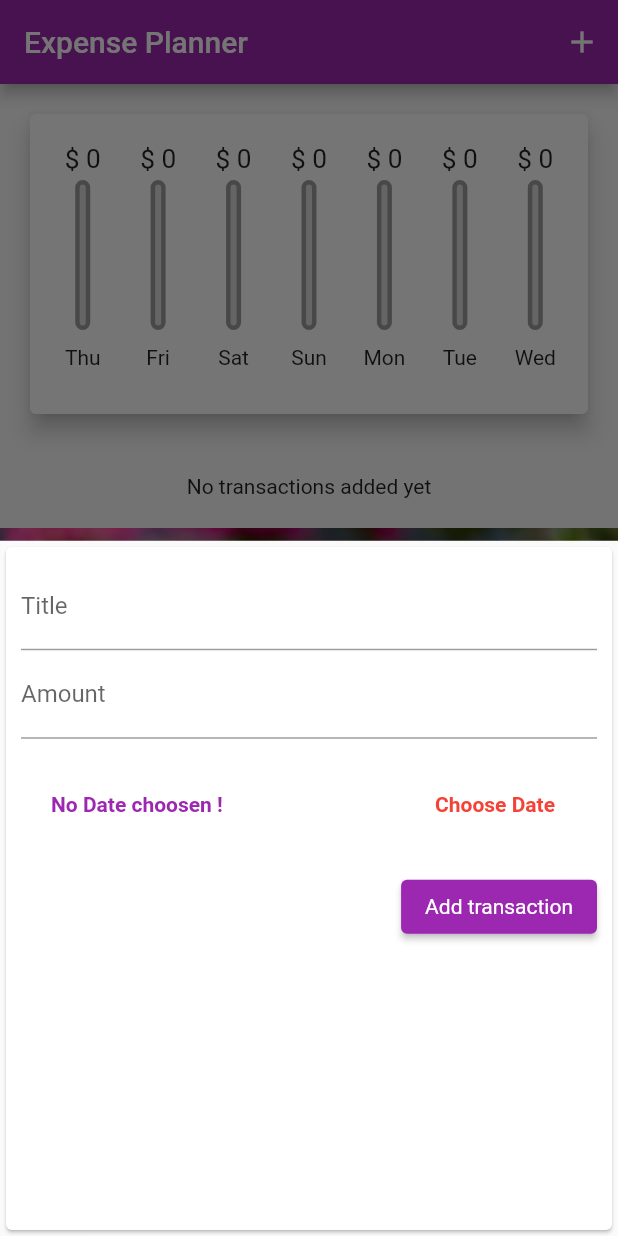
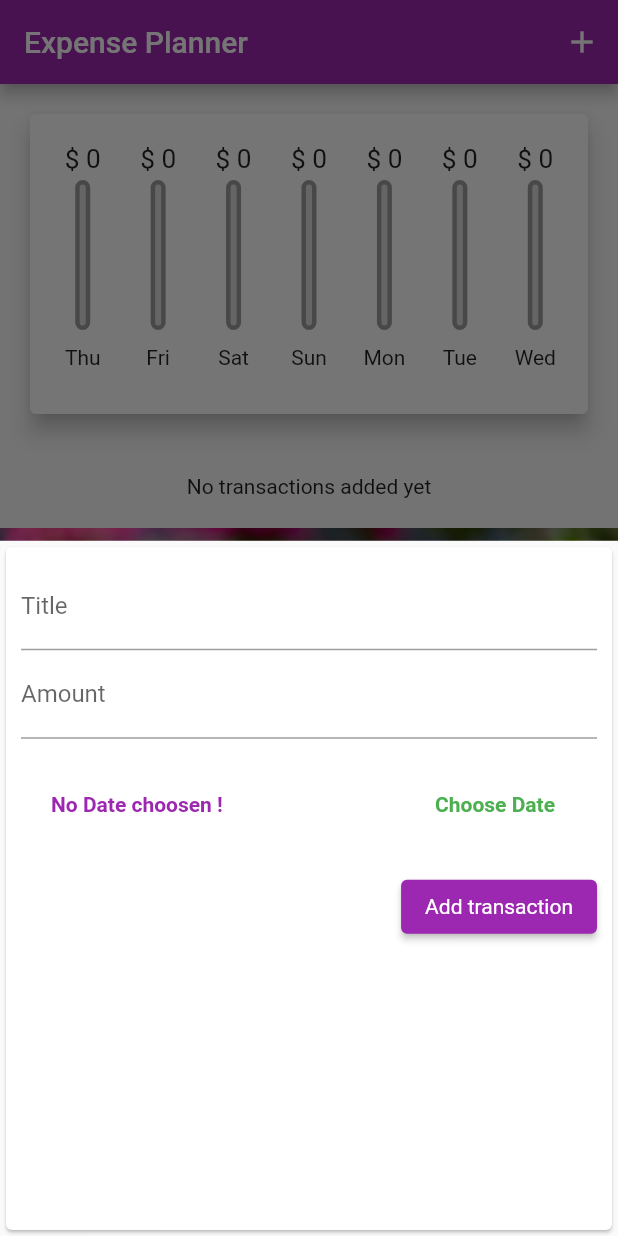
Before and after one commit to JayaSupriya-Somasani/Expense_planner_flutter_app, a Flutter app: the screen it shows after launch, after a tap on the "add" icon, on a phone screen of 412 x 824 dp. Run offline on Flutter 3.47's test engine with Material 2 defaults, Android fonts, the light colour scheme and no system bars.

Commit message:
Removing the transaction from transaction list when user click on delete icon

```diff
--- a/lib/main.dart
+++ b/lib/main.dart
@@ -19,7 +19,7 @@ class MyApp extends StatelessWidget {
       theme: ThemeData(
           primarySwatch: Colors.purple,
           accentColor: Colors.amber,
-          primaryColor: Colors.red,
+          primaryColor: Colors.green,
           textTheme: ThemeData
               .light()
               .textTheme
@@ -65,6 +65,11 @@ class _MyHomePageState extends State<MyHomePage> {
               child: NewTransaction(_addNewTransaction));
         });
   }
+  void _deleteTransaction(String id){
+    setState(() {
+      _userTransactions.removeWhere((tx)=> tx.id==id);
+    });
+  }
 
   List<Transaction> get _recentTransactions {
     return _userTransactions.where((tx) {
@@ -90,7 +95,7 @@ class _MyHomePageState extends State<MyHomePage> {
           crossAxisAlignment: CrossAxisAlignment.stretch,
           children: [
             Chart(_recentTransactions),
-            TransactionList(_userTransactions)
+            TransactionList(_userTransactions,_deleteTransaction)
           ],
         ),
       ),
--- a/lib/widgets/transaction_list.dart
+++ b/lib/widgets/transaction_list.dart
@@ -4,8 +4,9 @@ import 'package:intl/intl.dart';
 
 class TransactionList extends StatelessWidget {
   final List<Transaction> _transactions;
+  final Function _deleteTransaction;
 
-  TransactionList(this._transactions);
+  TransactionList(this._transactions, this._deleteTransaction);
 
   @override
   Widget build(BuildContext context) {
@@ -16,9 +17,13 @@ class TransactionList extends StatelessWidget {
                 height: 200,
                 child: Column(
                   children: [
-                    SizedBox(height: 20,),
-                    Text("No transactions added yet"),
-                    SizedBox(height: 20,),
+                    const SizedBox(
+                      height: 20,
+                    ),
+                    const Text("No transactions added yet"),
+                    SizedBox(
+                      height: 20,
+                    ),
                     Image.asset('assets/images/bird.jpg')
                   ],
                 ),
@@ -27,7 +32,8 @@ class TransactionList extends StatelessWidget {
                 itemBuilder: (ctx, index) {
                   return Card(
                     elevation: 6,
-                    margin: const EdgeInsets.symmetric(vertical: 10,horizontal: 10),
+                    margin: const EdgeInsets.symmetric(
+                        vertical: 10, horizontal: 10),
                     child: ListTile(
                       leading: CircleAvatar(
                         radius: 30,
@@ -39,8 +45,14 @@ class TransactionList extends StatelessWidget {
                         style: Theme.of(context).textTheme.titleLarge,
                       ),
                       subtitle: Text(
-                        DateFormat.yMMMd().format(_transactions[index].dateTime),
+                        DateFormat.yMMMd()
+                            .format(_transactions[index].dateTime),
                         style: Theme.of(context).textTheme.titleSmall,
+                      ),
+                      trailing: IconButton(
+                        icon: Icon(Icons.delete),
+                        onPressed: ()=> _deleteTransaction(_transactions[index].id),
+                        color: Theme.of(context).errorColor,
                       ),
                     ),
                   );
```
